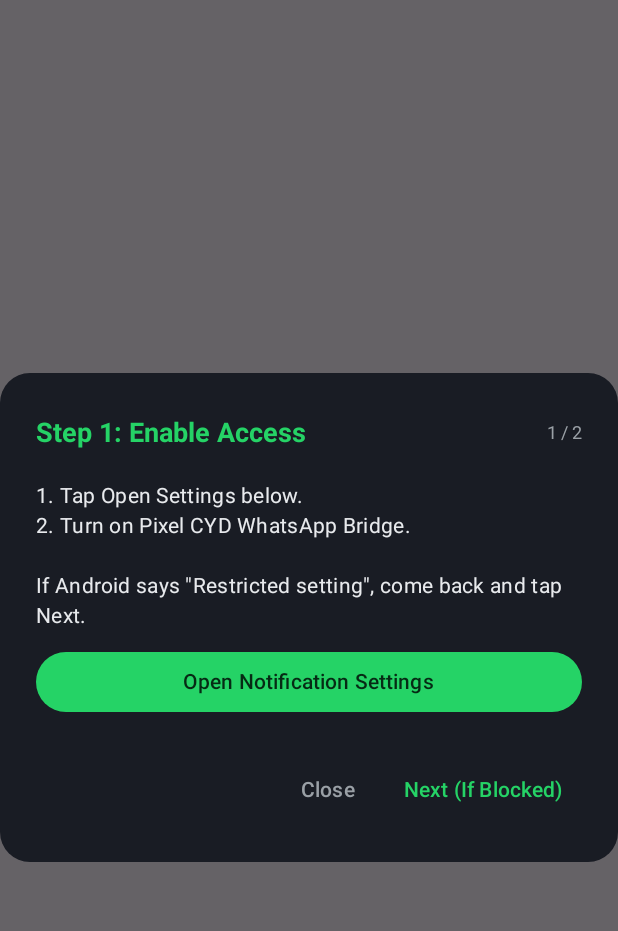
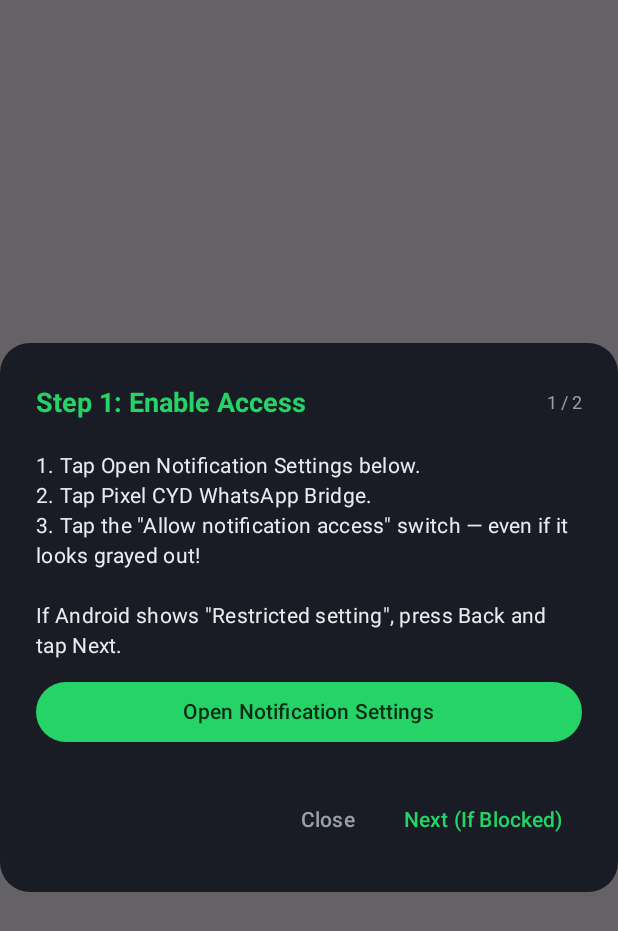
Before and after one commit to fp101fs/cydOS, an Android app built with Jetpack Compose: the composable NotificationAccessGuideModal called with empty values, on a phone screen of 412 x 824 dp. Shown: the top 931 px of the screen. Run offline under Robolectric (Android 15) with nearby library versions, the phone set to English and light mode, and no system bars; libraries missing offline, so code that uses them is left out: com.journeyapps.barcodescanner.

Commit message:
Clarify tapping grayed-out Allow notification access switch first in setup modal

```diff
--- a/android-companion/app/src/main/java/com/pixelcyd/companion/ui/MainActivity.kt
+++ b/android-companion/app/src/main/java/com/pixelcyd/companion/ui/MainActivity.kt
@@ -478,9 +478,10 @@ private fun NotificationAccessGuideModal(
             Column(verticalArrangement = Arrangement.spacedBy(10.dp)) {
                 if (isStep1) {
                     Text(
-                        text = "1. Tap Open Settings below.\n" +
-                               "2. Turn on Pixel CYD WhatsApp Bridge.\n\n" +
-                               "If Android says \"Restricted setting\", come back and tap Next.",
+                        text = "1. Tap Open Notification Settings below.\n" +
+                               "2. Tap Pixel CYD WhatsApp Bridge.\n" +
+                               "3. Tap the \"Allow notification access\" switch — even if it looks grayed out!\n\n" +
+                               "If Android shows \"Restricted setting\", press Back and tap Next.",
                         fontSize = 14.sp,
                         lineHeight = 20.sp
                     )
@@ -496,10 +497,10 @@ private fun NotificationAccessGuideModal(
                     }
                 } else {
                     Text(
-                        text = "1. Tap Open App Info below.\n" +
-                               "2. Tap ⋮ (top right) -> Allow restricted settings.\n" +
-                               "   (On Android 15, scroll to bottom.)\n" +
-                               "3. Come back and tap Open Notification Settings.",
+                        text = "1. Make sure you tapped the grayed-out switch in Step 1 first (this unlocks the option below).\n" +
+                               "2. Tap Open App Info below.\n" +
+                               "3. Tap ⋮ (top right) -> Allow restricted settings (or scroll to bottom on Android 15).\n" +
+                               "4. Come back and tap Open Notification Settings.",
                         fontSize = 14.sp,
                         lineHeight = 20.sp
                     )
```
